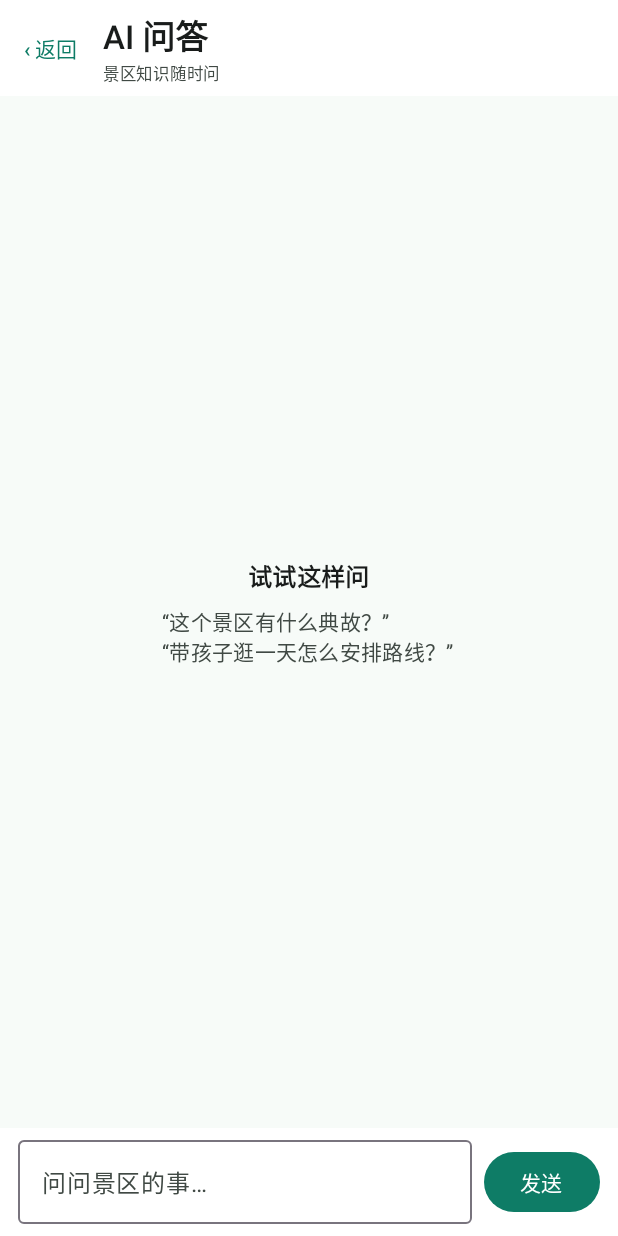
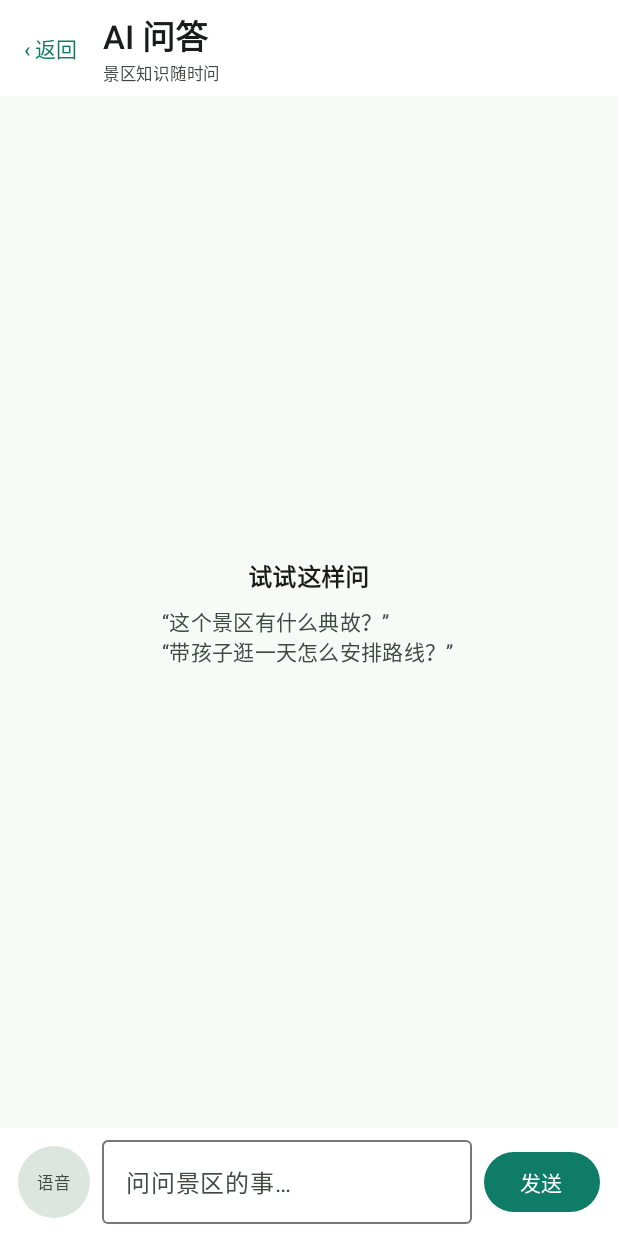
Before and after one commit to d2bqhzd5ht-ui/Android_guide, an Android app built with Jetpack Compose: the ChatScreen screen opened through its navigation route, on a phone screen of 412 x 824 dp. Run offline under Robolectric (Android 15) with nearby library versions, the phone set to English and light mode, and no system bars.

Commit message:
feat: 语音入口插槽、个人中心入口与路由、语音前台 Service 报备
- ChatScreen 新增 voiceInput 插槽 + onRecognized 回调（识别结果回填输入框，不自动发送）；未接入时渲染 48dp「语音」占位，位置已留出
- ChatViewModel 增加 appendInput()
- 首页快捷入口追加本地「个人中心」，新增 Routes.PROFILE 与占位页（页面归 A，只提供可导航路由）
- Manifest 报备语音前台 Service .voice.VoiceForegroundService 及 RECORD_AUDIO / FOREGROUND_SERVICE(_MICROPHONE/_MEDIA_PLAYBACK) / POST_NOTIFICATIONS

```diff
--- a/app/src/main/java/com/example/scenicguide/ui/chat/ChatScreen.kt
+++ b/app/src/main/java/com/example/scenicguide/ui/chat/ChatScreen.kt
@@ -14,6 +14,7 @@ import androidx.compose.foundation.layout.size
 import androidx.compose.foundation.lazy.LazyColumn
 import androidx.compose.foundation.lazy.items
 import androidx.compose.foundation.lazy.rememberLazyListState
+import androidx.compose.foundation.shape.CircleShape
 import androidx.compose.foundation.shape.RoundedCornerShape
 import androidx.compose.material3.Button
 import androidx.compose.material3.CircularProgressIndicator
@@ -31,6 +32,7 @@ import androidx.compose.runtime.LaunchedEffect
 import androidx.compose.runtime.getValue
 import androidx.compose.ui.Alignment
 import androidx.compose.ui.Modifier
+import androidx.compose.ui.draw.clip
 import androidx.compose.ui.graphics.Color
 import androidx.compose.ui.text.font.FontWeight
 import androidx.compose.ui.unit.dp
@@ -40,7 +42,15 @@ import com.example.scenicguide.ui.rememberAppContainer
 
 @OptIn(ExperimentalMaterial3Api::class)
 @Composable
-fun ChatScreen(onBack: () -> Unit) {
+fun ChatScreen(
+    onBack: () -> Unit,
+    /**
+     * 语音入口插槽（A 的 VoiceInputButton 从这里进来）：
+     * `voiceInput = { onText -> VoiceInputButton(voiceClient, enabled = !state.streaming, onRecognized = onText, onError = { ... }) }`
+     * 识别出的文字只会回填到输入框，不自动发送。传 null 时渲染占位按钮，位置先留出来。
+     */
+    voiceInput: (@Composable (onRecognized: (String) -> Unit) -> Unit)? = null,
+) {
     val container = rememberAppContainer()
     val viewModel: ChatViewModel = viewModel(
         factory = ChatViewModel.factory(container.chatRepository),
@@ -102,6 +112,13 @@ fun ChatScreen(onBack: () -> Unit) {
                     }
                 }
                 Row(verticalAlignment = Alignment.CenterVertically) {
+                    if (voiceInput != null) {
+                        Box(modifier = Modifier.padding(end = 8.dp)) {
+                            voiceInput { text -> viewModel.appendInput(text) }
+                        }
+                    } else {
+                        VoiceSlotPlaceholder(modifier = Modifier.padding(end = 8.dp))
+                    }
                     OutlinedTextField(
                         value = state.input,
                         onValueChange = viewModel::onInputChange,
@@ -169,6 +186,24 @@ fun ChatScreen(onBack: () -> Unit) {
     }
 }
 
+/** 语音按钮占位：保持和 A 的 VoiceInputButton 一样的 48dp 圆形占位，合并后直接替换 */
+@Composable
+private fun VoiceSlotPlaceholder(modifier: Modifier = Modifier) {
+    Box(
+        modifier = modifier
+            .size(48.dp)
+            .clip(CircleShape)
+            .background(MaterialTheme.colorScheme.surfaceVariant),
+        contentAlignment = Alignment.Center,
+    ) {
+        Text(
+            text = "语音",
+            style = MaterialTheme.typography.labelSmall,
+            color = MaterialTheme.colorScheme.onSurfaceVariant,
+        )
+    }
+}
+
 @Composable
 private fun ChatBubble(message: ChatViewModel.Message) {
     val isUser = message.fromUser
--- a/app/src/main/java/com/example/scenicguide/ui/chat/ChatViewModel.kt
+++ b/app/src/main/java/com/example/scenicguide/ui/chat/ChatViewModel.kt
@@ -37,6 +37,12 @@ class ChatViewModel(private val repository: ChatRepository) : ViewModel() {
     private var sessionId: String? = null
 
     fun onInputChange(value: String) = _state.update { it.copy(input = value) }
+
+    /** 语音识别结果回填：接在输入框已有文字后面，由用户确认后自己点发送 */
+    fun appendInput(text: String) {
+        if (text.isBlank()) return
+        _state.update { it.copy(input = it.input + text) }
+    }
 
     fun dismissError() = _state.update { it.copy(error = null) }
 
```
Also changed, not shown: app/src/main/AndroidManifest.xml (+13 -0 lines), app/src/main/java/com/example/scenicguide/ui/AppRoot.kt (+33 -0 lines), app/src/main/java/com/example/scenicguide/ui/home/HomeScreen.kt (+31 -10 lines).
